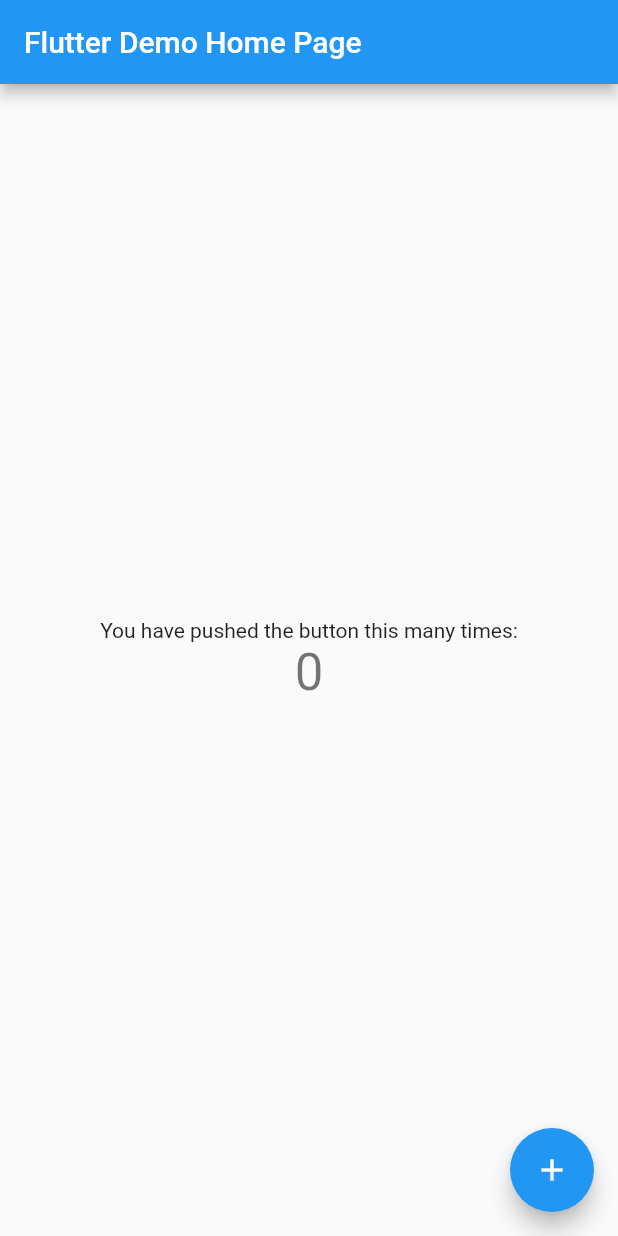
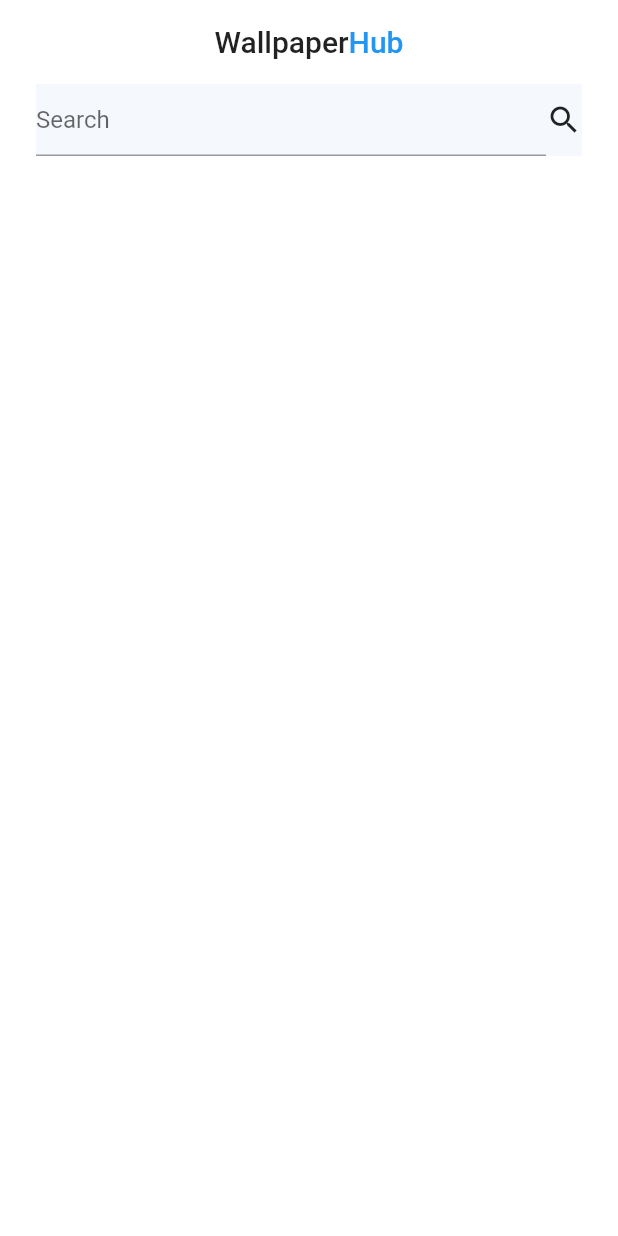
Before and after one commit to GalihPrev/tugas_build_wallpaper_Flutter, a Flutter app: the screen it shows after launch, on a phone screen of 412 x 824 dp. Run offline on Flutter 3.47's test engine with Material 2 defaults, Android fonts, the phone set to English and light mode, and no system bars.

Commit message:
Change 1

```diff
--- a/lib/main.dart
+++ b/lib/main.dart
@@ -1,4 +1,5 @@
 import 'package:flutter/material.dart';
+import 'package:tugas_build_wallpaper/views/home.dart';
 
 void main() {
   runApp(const MyApp());
@@ -7,109 +8,14 @@
 class MyApp extends StatelessWidget {
   const MyApp({Key? key}) : super(key: key);
 
-  // This widget is the root of your application.
   @override
   Widget build(BuildContext context) {
     return MaterialApp(
-      title: 'Flutter Demo',
+      title: 'Wallpaper Hub',
       theme: ThemeData(
-        // This is the theme of your application.
-        //
-        // Try running your application with "flutter run". You'll see the
-        // application has a blue toolbar. Then, without quitting the app, try
-        // changing the primarySwatch below to Colors.green and then invoke
-        // "hot reload" (press "r" in the console where you ran "flutter run",
-        // or simply save your changes to "hot reload" in a Flutter IDE).
-        // Notice that the counter didn't reset back to zero; the application
-        // is not restarted.
-        primarySwatch: Colors.blue,
+        primaryColor: Colors.white,
       ),
-      home: const MyHomePage(title: 'Flutter Demo Home Page'),
+      home: HomePage(),
     );
   }
 }
-
-class MyHomePage extends StatefulWidget {
-  const MyHomePage({Key? key, required this.title}) : super(key: key);
-
-  // This widget is the home page of your application. It is stateful, meaning
-  // that it has a State object (defined below) that contains fields that affect
-  // how it looks.
-
-  // This class is the configuration for the state. It holds the values (in this
-  // case the title) provided by the parent (in this case the App widget) and
-  // used by the build method of the State. Fields in a Widget subclass are
-  // always marked "final".
-
-  final String title;
-
-  @override
-  State<MyHomePage> createState() => _MyHomePageState();
-}
-
-class _MyHomePageState extends State<MyHomePage> {
-  int _counter = 0;
-
-  void _incrementCounter() {
-    setState(() {
-      // This call to setState tells the Flutter framework that something has
-      // changed in this State, which causes it to rerun the build method below
-      // so that the display can reflect the updated values. If we changed
-      // _counter without calling setState(), then the build method would not be
-      // called again, and so nothing would appear to happen.
-      _counter++;
-    });
-  }
-
-  @override
-  Widget build(BuildContext context) {
-    // This method is rerun every time setState is called, for instance as done
-    // by the _incrementCounter method above.
-    //
-    // The Flutter framework has been optimized to make rerunning build methods
-    // fast, so that you can just rebuild anything that needs updating rather
-    // than having to individually change instances of widgets.
-    return Scaffold(
-      appBar: AppBar(
-        // Here we take the value from the MyHomePage object that was created by
-        // the App.build method, and use it to set our appbar title.
-        title: Text(widget.title),
-      ),
-      body: Center(
-        // Center is a layout widget. It takes a single child and positions it
-        // in the middle of the parent.
-        child: Column(
-          // Column is also a layout widget. It takes a list of children and
-          // arranges them vertically. By default, it sizes itself to fit its
-          // children horizontally, and tries to be as tall as its parent.
-          //
-          // Invoke "debug painting" (press "p" in the console, choose the
-          // "Toggle Debug Paint" action from the Flutter Inspector in Android
-          // Studio, or the "Toggle Debug Paint" command in Visual Studio Code)
-          // to see the wireframe for each widget.
-          //
-          // Column has various properties to control how it sizes itself and
-          // how it positions its children. Here we use mainAxisAlignment to
-          // center the children vertically; the main axis here is the vertical
-          // axis because Columns are vertical (the cross axis would be
-          // horizontal).
-          mainAxisAlignment: MainAxisAlignment.center,
-          children: <Widget>[
-            const Text(
-              'You have pushed the button this many times:',
-            ),
-            Text(
-              '$_counter',
-              style: Theme.of(context).textTheme.headline4,
-            ),
-          ],
-        ),
-      ),
-      floatingActionButton: FloatingActionButton(
-        onPressed: _incrementCounter,
-        tooltip: 'Increment',
-        child: const Icon(Icons.add),
-      ), // This trailing comma makes auto-formatting nicer for build methods.
-    );
-  }
-}
--- /dev/null
+++ b/lib/views/home.dart
@@ -0,0 +1,42 @@
+import 'package:flutter/material.dart';
+import 'package:tugas_build_wallpaper/widgets/widgets.dart';
+
+class HomePage extends StatefulWidget {
+  const HomePage({Key? key}) : super(key: key);
+
+  @override
+  State<HomePage> createState() => _HomePageState();
+}
+
+class _HomePageState extends State<HomePage> {
+  @override
+  Widget build(BuildContext context) {
+    return Scaffold(
+      backgroundColor: Colors.white,
+      appBar: AppBar(
+        backgroundColor: Colors.white,
+        title: brandName(),
+        elevation: 0.0,
+      ),
+      body: Container(
+          child: Column(
+        children: [
+          Container(
+            decoration: BoxDecoration(color: Color(0xfff5f8fd)),
+            margin: EdgeInsets.symmetric(horizontal: 24),
+            child: Row(
+              children: [
+                Expanded(
+                  child: TextField(
+                    decoration: InputDecoration(hintText: "Search"),
+                  ),
+                ),
+                Icon(Icons.search),
+              ],
+            ),
+          )
+        ],
+      )),
+    );
+  }
+}
--- /dev/null
+++ b/lib/widgets/widgets.dart
@@ -0,0 +1,19 @@
+import 'package:flutter/material.dart';
+
+Widget brandName() {
+  return Row(
+    mainAxisAlignment: MainAxisAlignment.center,
+    children: <Widget>[
+      Text(
+        "Wallpaper",
+        style: TextStyle(color: Colors.black87),
+      ),
+      Text(
+        "Hub",
+        style: TextStyle(
+          color: Colors.blue,
+        ),
+      )
+    ],
+  );
+}
```
Also changed, not shown: lib/views/categories.dart (added), lib/views/search.dart (added).
